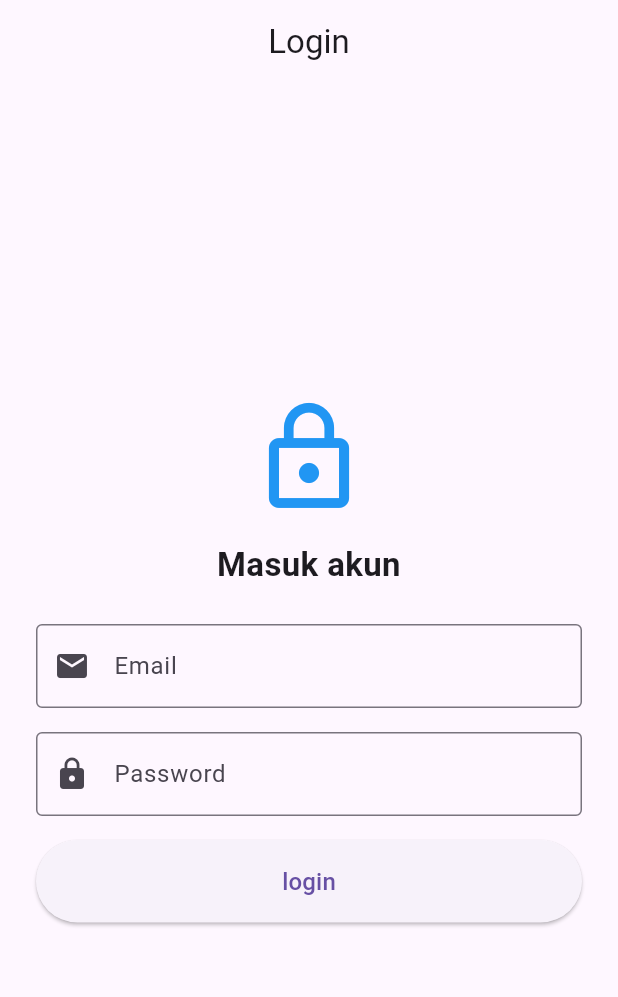
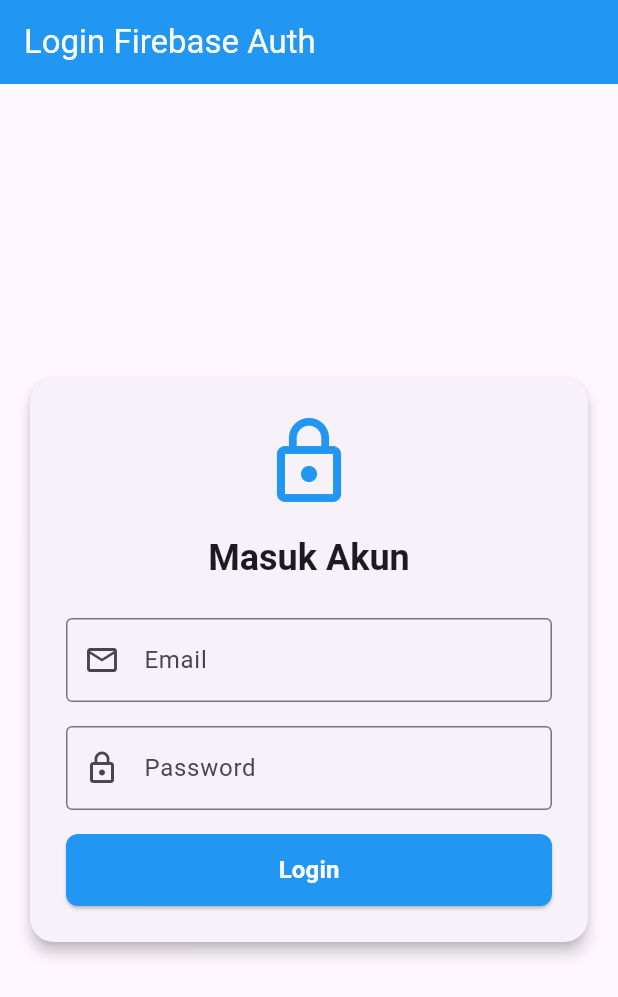
Before and after one commit to MuhamadAnggara/pertemuan8-firebase-flutter, a Flutter app: the screen it shows after launch, on a phone screen of 412 x 824 dp. Shown: the top 997 px of the screen. Run offline on Flutter 3.47's test engine with Material 3 defaults, Android fonts, the phone set to English and light mode, and no system bars; our stand-ins replace firebase_auth, firebase_core; accounts and stored records are empty.

Commit message:
style: mempercantik tampilan form LoginScreen

```diff
--- a/lib/login_screen.dart
+++ b/lib/login_screen.dart
@@ -19,16 +19,20 @@ class _LoginScreenState extends State<LoginScreen> {
       _isLoading = true;
       _errorMessage = null;
     });
+
     try {
-      await FirebaseAuth.instance.signInWithEmailAndPassword(email: _emailController.text.trim(),
+      await FirebaseAuth.instance.signInWithEmailAndPassword(
+        email: _emailController.text.trim(),
         password: _passwordController.text.trim(),
       );
-
     } on FirebaseAuthException catch (e) {
       setState(() {
-        _errorMessage = e.message ?? 'Terjadi kesalahan saat login.';
+        _errorMessage = e.message ?? 'Terjadi kesalahan autentikasi';
       });
-
+    } catch (e) {
+      setState(() {
+        _errorMessage = 'Terjadi kesalahan yang tidak terduga';
+      });
     } finally {
       if (mounted) {
         setState(() {
@@ -49,85 +53,114 @@ class _LoginScreenState extends State<LoginScreen> {
   Widget build(BuildContext context) {
     return Scaffold(
       appBar: AppBar(
-        title: const Text('Login'),
-        centerTitle: true,
+        title: const Text('Login Firebase Auth'),
+        backgroundColor: Colors.blue,
+        foregroundColor: Colors.white,
       ),
       body: Center(
         child: SingleChildScrollView(
+          padding: const EdgeInsets.all(16.0),
+          child: Container(
+            constraints: const BoxConstraints(maxWidth: 450),
+            child: Card(
+              elevation: 4,
+              shape: RoundedRectangleBorder(
+                borderRadius: BorderRadius.circular(16),
+              ),
+              child: Padding(
                 padding: const EdgeInsets.all(24.0),
                 child: Column(
-            mainAxisAlignment: MainAxisAlignment.center,
-            crossAxisAlignment: CrossAxisAlignment.stretch,
+                  mainAxisSize: MainAxisSize.min,
                   children: [
                     const Icon(
                       Icons.lock_outline,
-                size: 80,
+                      size: 64,
                       color: Colors.blue,
                     ),
                     const SizedBox(height: 16),
-              const Text(
-                'Masuk akun',
-                textAlign: TextAlign.center,
-                style: TextStyle(
-                  fontSize: 22,
+                    Text(
+                      'Masuk Akun',
+                      style: Theme.of(context).textTheme.headlineSmall?.copyWith(
                             fontWeight: FontWeight.bold,
                           ),
                     ),
                     const SizedBox(height: 24),
                     TextField(
                       controller: _emailController,
-                keyboardType: TextInputType.emailAddress,
                       decoration: const InputDecoration(
                         labelText: 'Email',
-                  prefixIcon: Icon(Icons.email),
+                        prefixIcon: Icon(Icons.email_outlined),
                         border: OutlineInputBorder(),
                       ),
+                      keyboardType: TextInputType.emailAddress,
                     ),
                     const SizedBox(height: 16),
-
                     TextField(
                       controller: _passwordController,
-                obscureText: true,
                       decoration: const InputDecoration(
                         labelText: 'Password',
-                  prefixIcon: Icon(Icons.lock),
+                        prefixIcon: Icon(Icons.lock_outline),
                         border: OutlineInputBorder(),
                       ),
+                      obscureText: true,
                     ),
                     const SizedBox(height: 16),
-
                     if (_errorMessage != null)
-              Padding(
-                padding: const EdgeInsets.only(bottom: 16.0),
+                      Container(
+                        padding: const EdgeInsets.all(10),
+                        margin: const EdgeInsets.only(bottom: 16),
+                        decoration: BoxDecoration(
+                          color: Colors.red.shade50,
+                          borderRadius: BorderRadius.circular(8),
+                          border: Border.all(color: Colors.red.shade200),
+                        ),
+                        child: Row(
+                          children: [
+                            const Icon(Icons.error_outline, color: Colors.red, size: 20),
+                            const SizedBox(width: 8),
+                            Expanded(
                               child: Text(
                                 _errorMessage!,
-                  style: const TextStyle(color: Colors.red),
-                  textAlign: TextAlign.center,
+                                style: const TextStyle(color: Colors.red, fontSize: 13),
                               ),
                             ),
-              ElevatedButton(
+                          ],
+                        ),
+                      ),
+                    SizedBox(
+                      width: double.infinity,
+                      height: 48,
+                      child: ElevatedButton(
+                        style: ElevatedButton.styleFrom(
+                          backgroundColor: Colors.blue,
+                          foregroundColor: Colors.white,
+                          shape: RoundedRectangleBorder(
+                            borderRadius: BorderRadius.circular(8),
+                          ),
+                        ),
                         onPressed: _isLoading ? null : _login,
-                style: ElevatedButton.styleFrom(
-                  padding: const EdgeInsets.symmetric(vertical: 16),
-                ),
                         child: _isLoading
                             ? const SizedBox(
-                  height: 20,
-                  width: 20,
+                                width: 24,
+                                height: 24,
                                 child: CircularProgressIndicator(
+                                  color: Colors.white,
                                   strokeWidth: 2,
-                    color: Colors.white,
                                 ),
                               )
                             : const Text(
-                  'login',
-                  style: TextStyle(fontSize: 16),
+                                'Login',
+                                style: TextStyle(fontSize: 16, fontWeight: FontWeight.bold),
+                              ),
                       ),
                     ),
                   ],
                 ),
               ),
             ),
+          ),
+        ),
+      ),
     );
   }
 }
```
Lines whose indentation alone changed are shown as unchanged.
